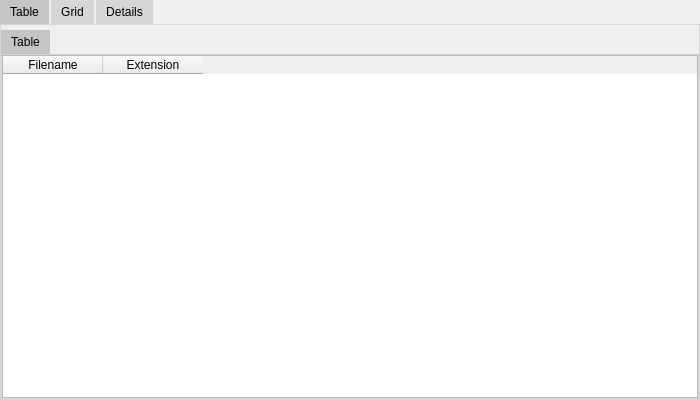
The window that gui/layout/main_workspace.ui (mudrikam/Image-Tea-mini) describes before a commit, drawn with Qt 5.
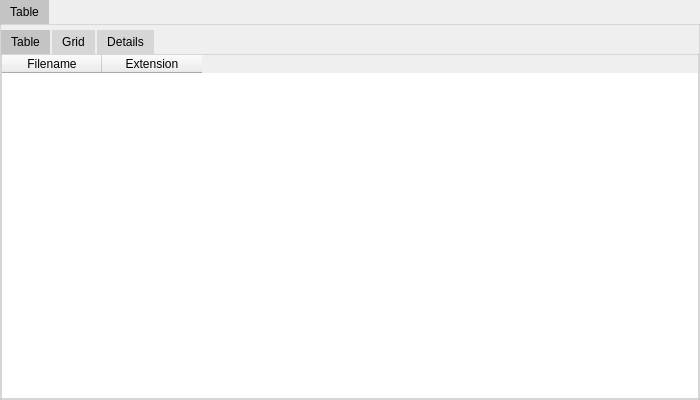
The same window after the commit.

Commit message: Refactor output logs and workspace UI to enhance structure and styling, including nested tabs and improved scrollbar aesthetics.

What changed in the file:
```diff
--- a/gui/layout/main_workspace.ui
+++ b/gui/layout/main_workspace.ui
@@ -54,7 +54,73 @@
 QTabBar::close-button:hover {
     background-color: rgba(255, 100, 100, 0.3);
     border-radius: 2px;
-}</string>
+}
+
+/* Fix for row hover effect */
+QTableWidget {
+    selection-background-color: rgba(88, 165, 0, 0.5); /* Selected rows */
+    border: none;
+}
+QTableWidget::item {
+    border: none;
+}
+QTableWidget::item:hover {
+    background-color: rgba(88, 165, 0, 0.31);
+}
+
+/* Subtle scrollbar styling with lower opacity */
+QScrollBar:vertical {
+    border: none;
+    background-color: rgba(0, 0, 0, 5);  /* Very subtle background */
+    width: 8px;  /* Slightly narrower */
+    margin: 0px;
+    border-radius: 4px;
+}
+
+QScrollBar::handle:vertical {
+    background-color: rgba(128, 128, 128, 60);  /* Lower opacity */
+    min-height: 20px;
+    border-radius: 4px;
+}
+
+QScrollBar::handle:vertical:hover {
+    background-color: rgba(128, 128, 128, 120);  /* More visible on hover but still subtle */
+}
+
+QScrollBar::add-line:vertical, QScrollBar::sub-line:vertical {
+    height: 0px;
+}
+
+QScrollBar::add-page:vertical, QScrollBar::sub-page:vertical {
+    background: none;
+}
+
+QScrollBar:horizontal {
+    border: none;
+    background-color: rgba(0, 0, 0, 5);  /* Very subtle background */
+    height: 8px;  /* Slightly narrower */
+    margin: 0px;
+    border-radius: 4px;
+}
+
+QScrollBar::handle:horizontal {
+    background-color: rgba(128, 128, 128, 60);  /* Lower opacity */
+    min-width: 20px;
+    border-radius: 4px;
+}
+
+QScrollBar::handle:horizontal:hover {
+    background-color: rgba(128, 128, 128, 120);  /* More visible on hover but still subtle */
+}
+
+QScrollBar::add-line:horizontal, QScrollBar::sub-line:horizontal {
+    width: 0px;
+}
+
+QScrollBar::add-page:horizontal, QScrollBar::sub-page:horizontal {
+    background: none;
+}
+</string>
   </property>
   <layout class="QVBoxLayout" name="verticalLayout">
    <property name="leftMargin">
@@ -70,7 +136,7 @@
     <number>0</number>
    </property>
    <item>
-    <widget class="QTabWidget" name="tabWidget_2">
+    <widget class="QTabWidget" name="tabWidget">
      <property name="currentIndex">
       <number>0</number>
      </property>
@@ -78,7 +144,7 @@
       <attribute name="title">
        <string>Table</string>
       </attribute>
-      <layout class="QVBoxLayout" name="verticalLayout_2">
+      <layout class="QVBoxLayout" name="verticalLayout_3">
        <property name="leftMargin">
         <number>0</number>
        </property>
@@ -92,15 +158,15 @@
         <number>0</number>
        </property>
        <item>
-        <widget class="QTabWidget" name="tabWidget">
+        <widget class="QTabWidget" name="tabWidget_2">
          <property name="currentIndex">
           <number>0</number>
          </property>
-         <widget class="QWidget" name="table_tab">
+         <widget class="QWidget" name="table_view">
           <attribute name="title">
            <string>Table</string>
           </attribute>
-          <layout class="QVBoxLayout" name="verticalLayout_3">
+          <layout class="QVBoxLayout" name="verticalLayout_2">
            <property name="leftMargin">
             <number>0</number>
            </property>
@@ -135,20 +201,20 @@
            </item>
           </layout>
          </widget>
+         <widget class="QWidget" name="grid_view">
+          <attribute name="title">
+           <string>Grid</string>
+          </attribute>
+         </widget>
+         <widget class="QWidget" name="details_view">
+          <attribute name="title">
+           <string>Details</string>
+          </attribute>
+         </widget>
         </widget>
        </item>
       </layout>
      </widget>
-     <widget class="QWidget" name="grid_tab">
-      <attribute name="title">
-       <string>Grid</string>
-      </attribute>
-     </widget>
-     <widget class="QWidget" name="details_tab">
-      <attribute name="title">
-       <string>Details</string>
-      </attribute>
-     </widget>
     </widget>
    </item>
   </layout>
```
The commit also changes 3 other files.
